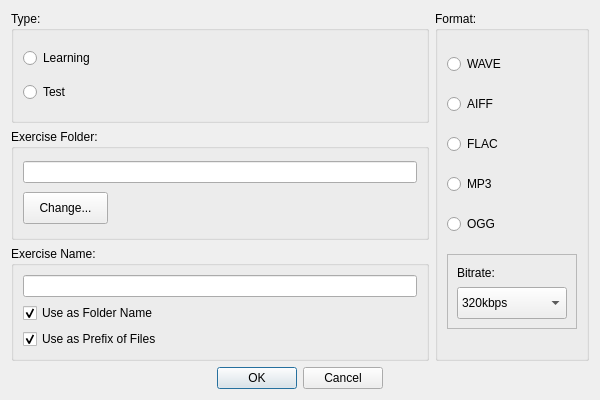
Qt form GUI/MakeLearnTestFiles/make_learn_test_dialog_view.ui (Gdalik/EarQuiz_Frequencies) before a commit.
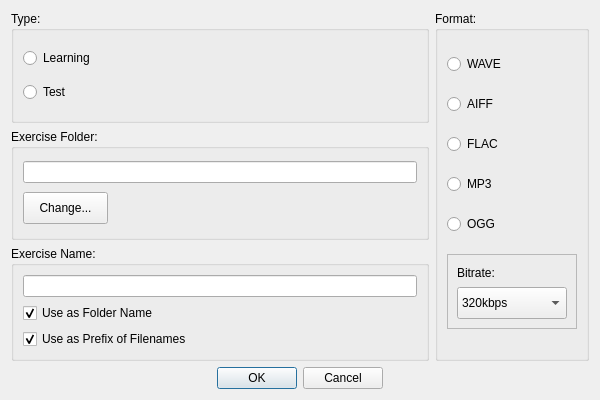
The same form after that commit.

What changed in the file:
```diff
--- a/GUI/MakeLearnTestFiles/make_learn_test_dialog_view.ui
+++ b/GUI/MakeLearnTestFiles/make_learn_test_dialog_view.ui
@@ -128,7 +128,7 @@
           <item>
            <widget class="QCheckBox" name="UsePrefixAsNameBut">
             <property name="text">
-             <string>Use as Prefix of Files</string>
+             <string>Use as Prefix of Filenames</string>
             </property>
             <property name="checked">
              <bool>true</bool>
```
Left out of the diff: 4 changed lines with no effect on the pictures.
